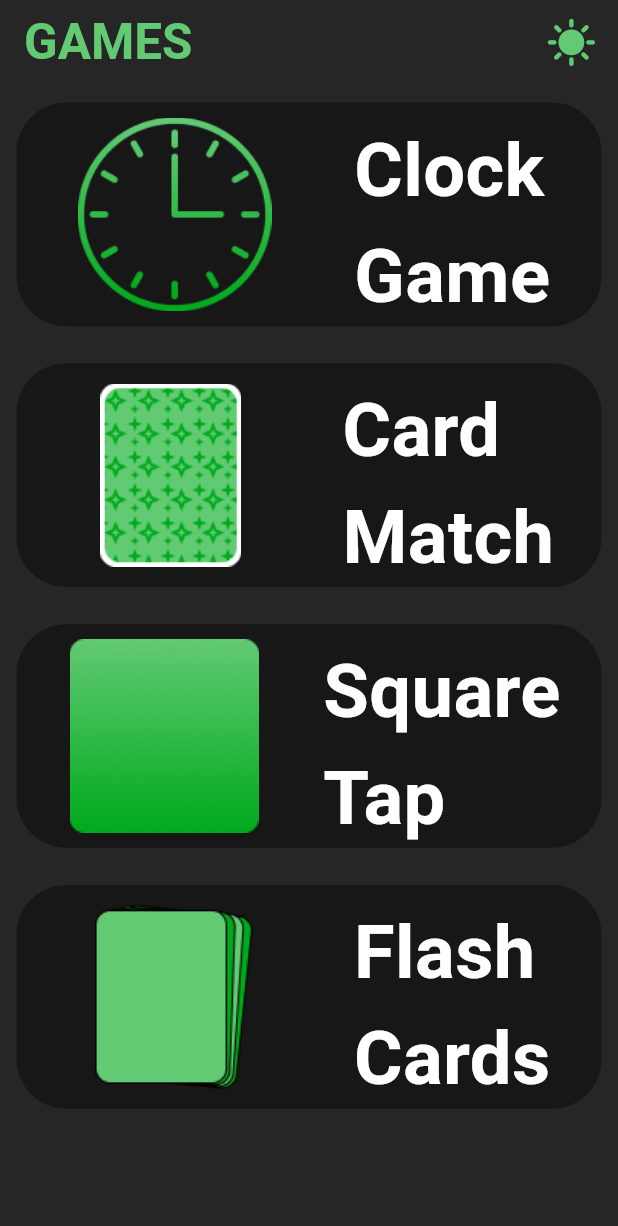
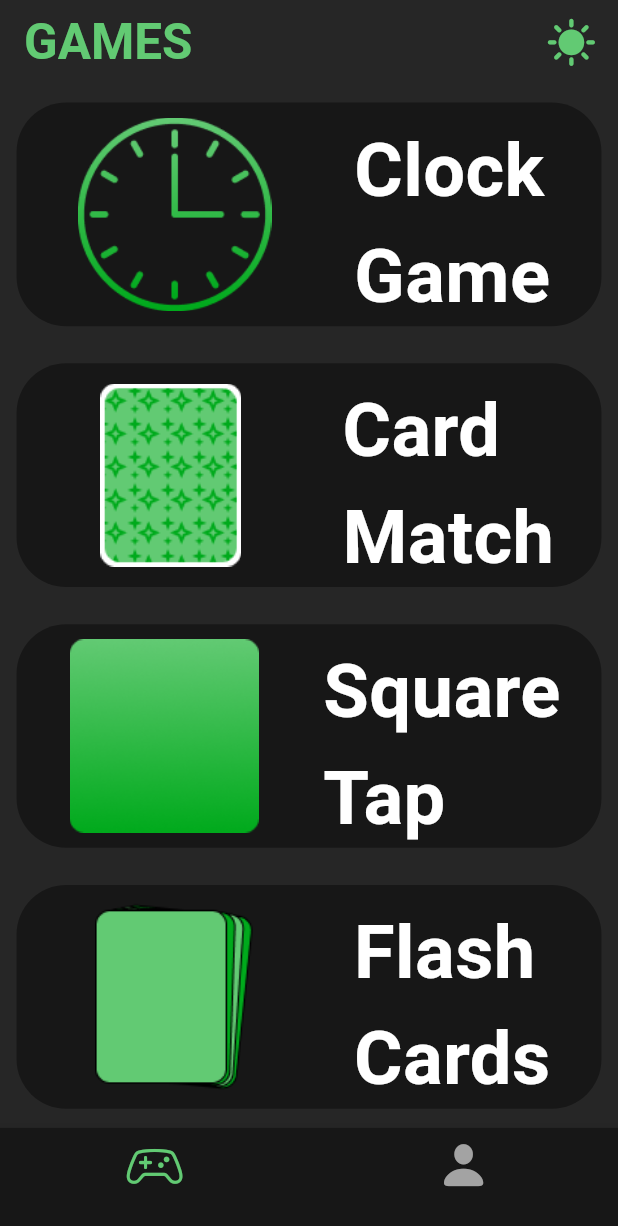
Before and after one commit to sidesshmore/AlzPal_Patient, a Flutter app: the screen it shows after launch, on a phone screen of 412 x 824 dp. Shown: the top 1226 px of the screen. Run offline on Flutter 3.47's test engine with Material 3 defaults, Android fonts, the phone set to English and light mode, and no system bars.

Commit message:
Bottom Nav added

```diff
--- /dev/null
+++ b/lib/BottomNavigation/bottom_nav.dart
@@ -0,0 +1,87 @@
+import 'package:alzpal_patient/Home/screen/home_screen.dart';
+import 'package:flutter/material.dart';
+import 'package:flutter/cupertino.dart';
+
+class BottomNav extends StatefulWidget {
+  const BottomNav({super.key});
+
+  @override
+  State<BottomNav> createState() => _BottomNavState();
+}
+
+class _BottomNavState extends State<BottomNav> {
+  final keyOne = GlobalKey();
+  int _selectedIndex = 0;
+
+  // final FirebaseAnalytics analytics = FirebaseAnalytics.instance;
+
+  // void _openAddExpenseOverlay() {
+  //   showModalBottomSheet(
+  //       isScrollControlled: true,
+  //       context: context,
+  //       builder: (ctx) => AddModal());
+  // }
+
+  static List pageNames = [
+    'HomePage',
+    // 'Analytics',
+    // 'FlashCard',
+    'ProfilePage'
+  ];
+
+  final List<Widget> _widgetOptions = <Widget>[
+    HomeScreen(),
+    // CaregiverHome(),
+    HomeScreen()
+  ];
+
+  void _onItemTapped(int index) async {
+    // await analytics.logEvent(
+    //     name: 'pages_tracked',
+    //     parameters: {"page_name": pageNames[index], "page_index": index});
+
+    setState(() {
+      _selectedIndex = index;
+    });
+  }
+
+  // @override
+  // void initState() {
+  //   analytics.setAnalyticsCollectionEnabled(true);
+
+  //   super.initState();
+  // }
+
+  @override
+  Widget build(BuildContext context) {
+    double screenHeight = MediaQuery.of(context).size.height;
+    double screenWidth = MediaQuery.of(context).size.width;
+    return Scaffold(
+      // appBar: AppBar(
+
+      // ),
+      body: Center(
+        child: _widgetOptions.elementAt(_selectedIndex),
+      ),
+      bottomNavigationBar: BottomNavigationBar(
+        backgroundColor: Color(0xff171717),
+        type: BottomNavigationBarType.fixed,
+        items: <BottomNavigationBarItem>[
+          BottomNavigationBarItem(
+            icon:
+                Icon(size: screenWidth * 0.09, CupertinoIcons.game_controller),
+            label: '',
+          ),
+          BottomNavigationBarItem(
+            icon: Icon(CupertinoIcons.person_solid, size: screenWidth * 0.09),
+            label: '',
+          ),
+        ],
+        currentIndex: _selectedIndex,
+        onTap: _onItemTapped,
+        selectedItemColor: Color(0xff62CA73),
+        unselectedItemColor: Color(0xffA3A3A3),
+      ),
+    );
+  }
+}
--- a/lib/main.dart
+++ b/lib/main.dart
@@ -1,3 +1,4 @@
+import 'package:alzpal_patient/BottomNavigation/bottom_nav.dart';
 import 'package:alzpal_patient/Home/screen/home_screen.dart';
 import 'package:flutter/material.dart';
 import 'colors.dart';
@@ -17,7 +18,7 @@ class MyApp extends StatelessWidget {
       theme: ThemeData(
           scaffoldBackgroundColor: MainBackgroundColor,
           appBarTheme: const AppBarTheme(backgroundColor: MainBackgroundColor)),
-      home: HomeScreen(),
+      home: BottomNav(),
     );
   }
 }
```
